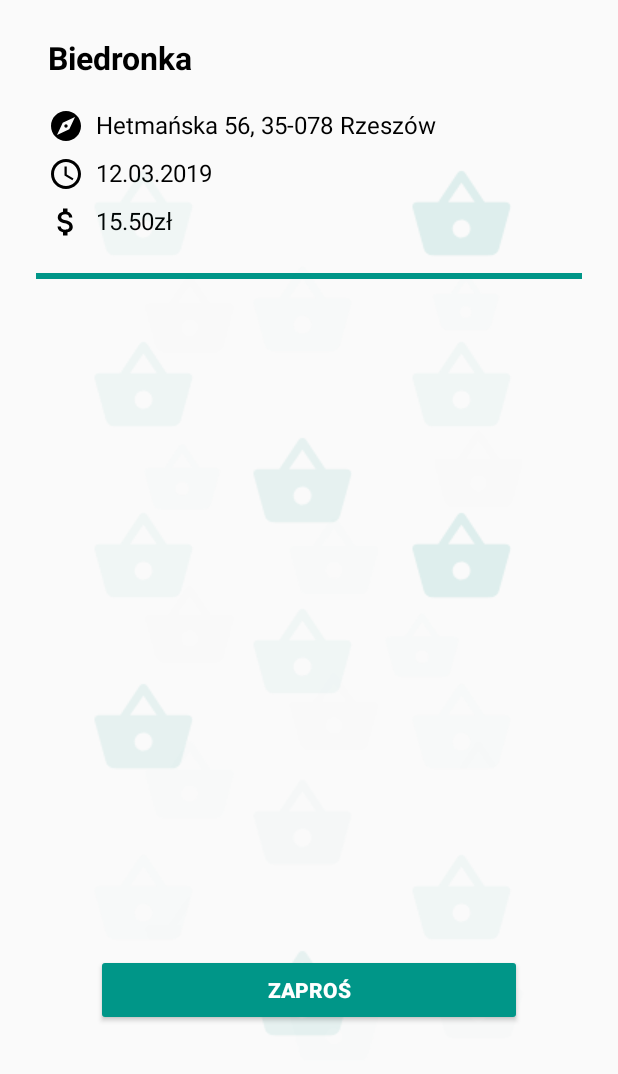
After one commit to Harkor15/TestElementZone, an Android app: the layout activity_order_details.xml on its own in the app's theme, with its tools: preview values and no code run, on a phone screen of 412 x 824 dp. The commit adds this screen. Shown: the top 1074 px of the screen. Run offline under Robolectric (Android 15) with nearby library versions, the phone set to English and light mode, and no system bars.

Commit message:
Order details

```diff
--- a/app/build.gradle
+++ b/app/build.gradle
@@ -13,6 +13,7 @@ android {
         versionCode 1
         versionName "1.0"
         testInstrumentationRunner "android.support.test.runner.AndroidJUnitRunner"
+        vectorDrawables.useSupportLibrary = true
     }
     buildTypes {
         release {
--- a/app/src/main/AndroidManifest.xml
+++ b/app/src/main/AndroidManifest.xml
@@ -23,7 +23,8 @@
                 android:label="@string/title_activity_list"
                 android:theme="@style/AppTheme">
         </activity>
-
+        <activity android:name=".view.OrderDetailsActivity">
+        </activity>
     </application>
 
 </manifest>
--- a/app/src/main/java/krzbigos/testelementzone/interfaces/CustomAdapterInterface.kt
+++ b/app/src/main/java/krzbigos/testelementzone/interfaces/CustomAdapterInterface.kt
@@ -4,4 +4,6 @@ import krzbigos.testelementzone.model.SingleOrder
 
 interface CustomAdapterInterface {
     fun completeListView(listViewData: List<SingleOrder>)
+    fun openDetailsActivity(shopName: String,orderDate:String, orderPrice:String,
+                            items:ArrayList<String>,orderId: Int,location: String)
 }
--- /dev/null
+++ b/app/src/main/java/krzbigos/testelementzone/interfaces/OrderDetailsSendLinkInterface.kt
@@ -0,0 +1,5 @@
+package krzbigos.testelementzone.interfaces
+
+interface OrderDetailsSendLinkInterface {
+    fun sendLink(link: String)
+}
--- a/app/src/main/java/krzbigos/testelementzone/model/OrdersListModel.kt
+++ b/app/src/main/java/krzbigos/testelementzone/model/OrdersListModel.kt
@@ -7,6 +7,7 @@ class OrdersResponse(
 )
 
 class SingleOrder (
+    val id: Int,
     val date: Date,
     val shop_name:String,
     val location: String,
--- /dev/null
+++ b/app/src/main/res/drawable/ic_explore.xml
@@ -0,0 +1,9 @@
+<vector xmlns:android="http://schemas.android.com/apk/res/android"
+        android:width="24dp"
+        android:height="24dp"
+        android:viewportWidth="24.0"
+        android:viewportHeight="24.0">
+    <path
+        android:fillColor="#FF000000"
+        android:pathData="M12,10.9c-0.61,0 -1.1,0.49 -1.1,1.1s0.49,1.1 1.1,1.1c0.61,0 1.1,-0.49 1.1,-1.1s-0.49,-1.1 -1.1,-1.1zM12,2C6.48,2 2,6.48 2,12s4.48,10 10,10 10,-4.48 10,-10S17.52,2 12,2zM14.19,14.19L6,18l3.81,-8.19L18,6l-3.81,8.19z"/>
+</vector>
--- /dev/null
+++ b/app/src/main/res/drawable/ic_money.xml
@@ -0,0 +1,9 @@
+<vector xmlns:android="http://schemas.android.com/apk/res/android"
+        android:width="24dp"
+        android:height="24dp"
+        android:viewportWidth="24.0"
+        android:viewportHeight="24.0">
+    <path
+        android:fillColor="#FF000000"
+        android:pathData="M11.8,10.9c-2.27,-0.59 -3,-1.2 -3,-2.15 0,-1.09 1.01,-1.85 2.7,-1.85 1.78,0 2.44,0.85 2.5,2.1h2.21c-0.07,-1.72 -1.12,-3.3 -3.21,-3.81V3h-3v2.16c-1.94,0.42 -3.5,1.68 -3.5,3.61 0,2.31 1.91,3.46 4.7,4.13 2.5,0.6 3,1.48 3,2.41 0,0.69 -0.49,1.79 -2.7,1.79 -2.06,0 -2.87,-0.92 -2.98,-2.1h-2.2c0.12,2.19 1.76,3.42 3.68,3.83V21h3v-2.15c1.95,-0.37 3.5,-1.5 3.5,-3.55 0,-2.84 -2.43,-3.81 -4.7,-4.4z"/>
+</vector>
--- /dev/null
+++ b/app/src/main/res/drawable/ic_time.xml
@@ -0,0 +1,9 @@
+<vector xmlns:android="http://schemas.android.com/apk/res/android"
+        android:width="24dp"
+        android:height="24dp"
+        android:viewportWidth="24.0"
+        android:viewportHeight="24.0">
+    <path
+        android:fillColor="#FF000000"
+        android:pathData="M11.99,2C6.47,2 2,6.48 2,12s4.47,10 9.99,10C17.52,22 22,17.52 22,12S17.52,2 11.99,2zM12,20c-4.42,0 -8,-3.58 -8,-8s3.58,-8 8,-8 8,3.58 8,8 -3.58,8 -8,8zM12.5,7H11v6l5.25,3.15 0.75,-1.23 -4.5,-2.67z"/>
+</vector>
--- /dev/null
+++ b/app/src/main/res/layout/activity_order_details.xml
@@ -0,0 +1,95 @@
+<?xml version="1.0" encoding="utf-8"?>
+<android.support.constraint.ConstraintLayout
+        xmlns:android="http://schemas.android.com/apk/res/android"
+        xmlns:tools="http://schemas.android.com/tools"
+        xmlns:app="http://schemas.android.com/apk/res-auto"
+        android:layout_width="match_parent"
+        android:layout_height="match_parent"
+        tools:context=".view.OrderDetailsActivity">
+
+    <Button
+            android:text="@string/invite"
+            android:layout_width="0dp"
+            android:layout_height="wrap_content"
+            app:layout_constraintStart_toStartOf="parent" app:layout_constraintEnd_toEndOf="parent"
+            android:id="@+id/invite_button" android:layout_marginEnd="64dp" android:layout_marginRight="64dp"
+            android:layout_marginLeft="64dp" android:layout_marginStart="64dp"
+            app:layout_constraintBottom_toBottomOf="@+id/background_image" android:layout_marginBottom="32dp"
+            style="@style/Widget.AppCompat.Button.Colored" android:textStyle="bold"/>
+    <TextView
+            android:text="Biedronka"
+            android:layout_width="wrap_content"
+            android:layout_height="wrap_content"
+            android:id="@+id/shop_name_text" android:layout_marginTop="24dp"
+            app:layout_constraintTop_toTopOf="parent" app:layout_constraintStart_toStartOf="parent"
+            android:layout_marginLeft="32dp" android:layout_marginStart="32dp" android:textSize="21sp"
+            android:textStyle="bold" android:textColor="@android:color/black"/>
+    <ImageView
+            android:layout_width="wrap_content"
+            android:layout_height="wrap_content" app:srcCompat="@drawable/ic_explore"
+            android:id="@+id/address_icon" android:layout_marginTop="19dp"
+            app:layout_constraintTop_toBottomOf="@+id/shop_name_text"
+            app:layout_constraintStart_toStartOf="@+id/shop_name_text"
+    />
+    <ImageView
+            android:layout_width="wrap_content"
+            android:layout_height="wrap_content" app:srcCompat="@drawable/ic_time"
+            android:id="@+id/date_icon"
+            app:layout_constraintTop_toBottomOf="@+id/address_icon"
+            android:layout_marginTop="8dp" app:layout_constraintStart_toStartOf="@+id/address_icon"/>
+    <ImageView
+            android:layout_width="wrap_content"
+            android:layout_height="wrap_content" app:srcCompat="@drawable/ic_money"
+            android:id="@+id/money_icon" android:layout_marginTop="8dp"
+            app:layout_constraintStart_toStartOf="@+id/date_icon"
+            app:layout_constraintTop_toBottomOf="@+id/date_icon"/>
+    <TextView
+            android:text="Hetmańska 56, 35-078 Rzeszów"
+            android:layout_width="wrap_content"
+            android:layout_height="wrap_content"
+            android:id="@+id/address_text" app:layout_constraintStart_toEndOf="@+id/address_icon"
+            android:layout_marginLeft="8dp" android:layout_marginStart="8dp"
+            app:layout_constraintTop_toTopOf="@+id/address_icon" android:textSize="16sp"
+            android:textColor="@android:color/black"/>
+    <TextView
+            android:text="12.03.2019"
+            android:layout_width="wrap_content"
+            android:layout_height="wrap_content"
+            android:id="@+id/date_text" app:layout_constraintStart_toEndOf="@+id/date_icon"
+            app:layout_constraintTop_toTopOf="@+id/date_icon" android:textSize="16sp"
+            android:textColor="@android:color/black" android:layout_marginLeft="8dp"
+            android:layout_marginStart="8dp"/>
+    <TextView
+            android:text="15.50zł"
+            android:layout_width="wrap_content"
+            android:layout_height="wrap_content"
+            android:id="@+id/money_text"
+            app:layout_constraintTop_toTopOf="@+id/money_icon" android:textSize="16sp"
+            android:textColor="@android:color/black" app:layout_constraintStart_toEndOf="@+id/money_icon"
+            android:layout_marginLeft="8dp" android:layout_marginStart="8dp"/>
+    <ProgressBar
+            style="?android:attr/progressBarStyleHorizontal"
+            android:layout_width="0dp"
+            android:layout_height="wrap_content"
+            android:id="@+id/horizontal_line"
+            app:layout_constraintEnd_toEndOf="parent" app:layout_constraintStart_toStartOf="parent"
+            app:layout_constraintTop_toBottomOf="@+id/money_icon" android:layout_marginTop="16dp"
+            android:layout_marginEnd="24dp" android:layout_marginRight="24dp" android:layout_marginLeft="24dp"
+            android:layout_marginStart="24dp" android:max="1" android:progress="1"/>
+    <ImageView
+            android:layout_width="292dp"
+            android:layout_height="wrap_content" app:srcCompat="@drawable/background_image"
+            app:layout_constraintStart_toStartOf="parent"
+            app:layout_constraintEnd_toEndOf="parent" android:id="@+id/background_image"
+            app:layout_constraintTop_toTopOf="parent" app:layout_constraintBottom_toBottomOf="parent"/>
+    <ListView
+            android:layout_width="0dp"
+            android:layout_height="0dp"
+            app:layout_constraintTop_toBottomOf="@+id/horizontal_line"
+            app:layout_constraintBottom_toTopOf="@+id/invite_button" app:layout_constraintStart_toStartOf="parent"
+            app:layout_constraintEnd_toEndOf="parent" android:layout_marginLeft="32dp"
+            android:layout_marginStart="32dp" android:layout_marginEnd="32dp" android:layout_marginRight="32dp"
+            android:layout_marginTop="8dp" android:layout_marginBottom="8dp" android:id="@+id/itemsListView"
+            android:footerDividersEnabled="false" android:headerDividersEnabled="false"
+            android:divider="@android:color/background_light"/>
+</android.support.constraint.ConstraintLayout>
--- a/app/src/main/res/values/strings.xml
+++ b/app/src/main/res/values/strings.xml
@@ -4,4 +4,6 @@
     <string name="password">Hasło</string>
     <string name="log_in">Log in</string>
     <string name="title_activity_list">ListActivity</string>
+    <string name="invite">zaproś</string>
+    <string name="send_to">wyślij do</string>
 </resources>
```
Also changed, not shown: app/src/main/java/krzbigos/testelementzone/adapters/ListViewCustomAdapter.kt (renamed from app/src/main/java/krzbigos/testelementzone/view/ListViewCustomAdapter.kt, +18 -5 lines), app/src/main/java/krzbigos/testelementzone/adapters/OrderDetailsListViewAdapter.kt (added, +39 -0 lines), app/src/main/java/krzbigos/testelementzone/api/ElementZoneApi.kt (+5 -4 lines), app/src/main/java/krzbigos/testelementzone/api/RestAPI.kt (+4 -4 lines), app/src/main/java/krzbigos/testelementzone/model/GenerateLinkModel.kt (added, +13 -0 lines), app/src/main/java/krzbigos/testelementzone/services/InviteLink.kt (added, +29 -0 lines), app/src/main/java/krzbigos/testelementzone/view/ListActivity.kt (+17 -1 lines), app/src/main/java/krzbigos/testelementzone/view/OrderDetailsActivity.kt (added, +51 -0 lines), app/src/main/res/layout/order_details_row.xml (added, +14 -0 lines).
